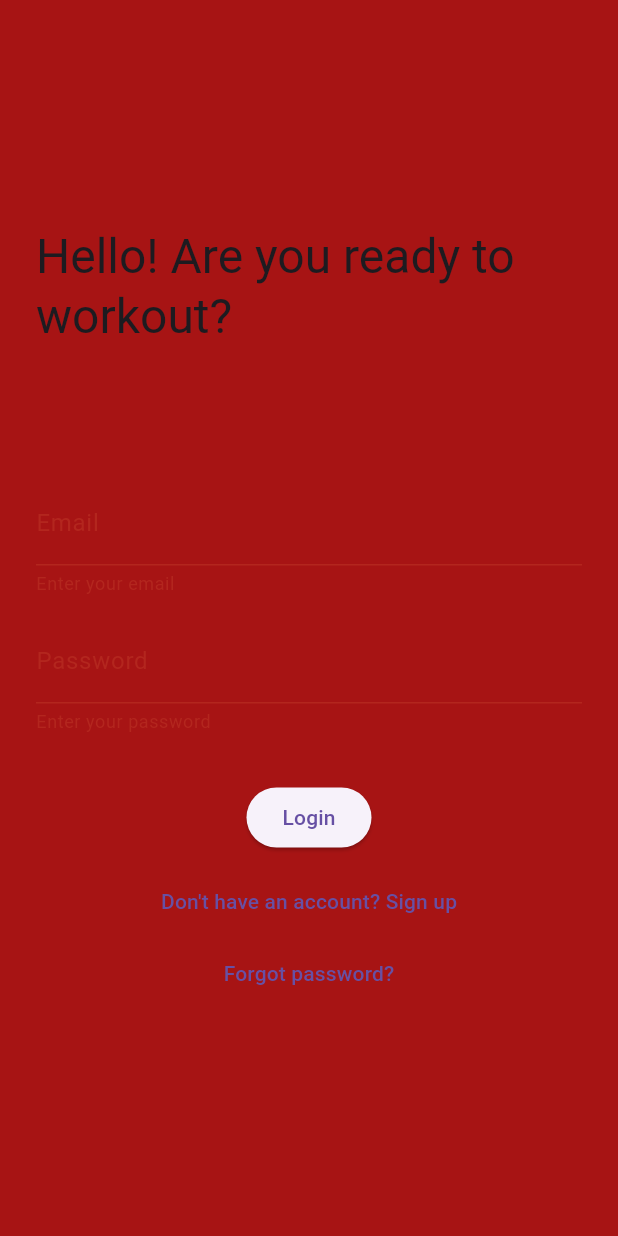
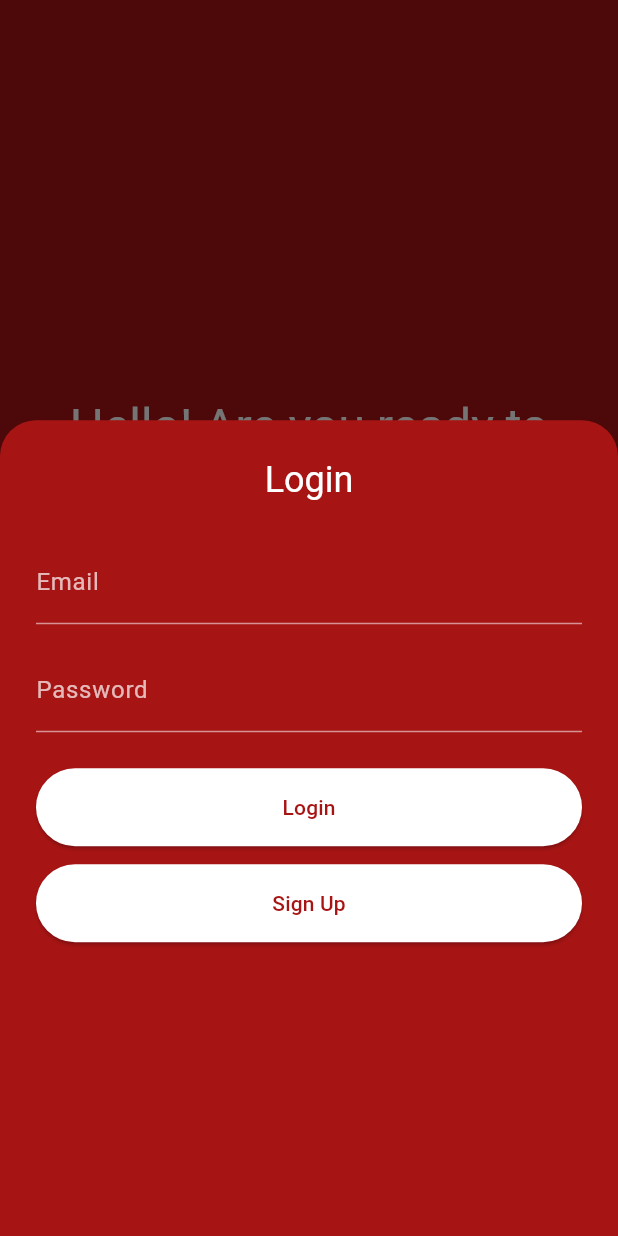
Before and after one commit to Diana-M0407/fitness_app, a Flutter app: the screen it shows after launch, after a tap on "Login", on a phone screen of 412 x 824 dp. Run offline on Flutter 3.47's test engine with Material 3 defaults, Android fonts, the phone set to English and light mode, and no system bars; our stand-ins replace cloud_firestore, firebase_auth, firebase_core, flutter_svg, shared_preferences; accounts and stored records are empty.

Commit message:
changed main page color scheme; Uses DraggableScrollSheet inside showModalBoomSheet popup for login feature; Bootom layout: both login and Sign Up in a single column instead of row.

```diff
--- a/lib/pages/login_page.dart
+++ b/lib/pages/login_page.dart
@@ -71,15 +71,12 @@
 import 'package:firebase_auth/firebase_auth.dart';
 import 'package:flutter/material.dart';
 import 'package:fitnessapp/pages/navigator_page.dart';
-
-import 'package:shared_preferences/shared_preferences.dart';
 import 'package:fitnessapp/pages/signup_page.dart';
 import 'package:fitnessapp/pages/reset_password_page.dart';
-
+import 'package:shared_preferences/shared_preferences.dart';
 
 class LoginPage extends StatefulWidget {
   final FirebaseAuth auth;
-
   LoginPage({super.key, FirebaseAuth? auth})
       : auth = auth ?? FirebaseAuth.instance;
 
@@ -88,115 +85,228 @@ class LoginPage extends StatefulWidget {
 }
 
 class _LoginPageState extends State<LoginPage> {
-  final _formKey = GlobalKey<FormState>();
-  String _email = '';
-  String _password = '';
-  String _error = '';
-  bool _isLoading = false;
+  // helper for the 2/3-height bottom sheet:
+  void _showLoginSheet() {
+    final sheetKey = GlobalKey<FormState>();
+    String email = '', password = '';
+    String error = '';
+    bool isLoading = false;
 
-  Future<void> _login() async {
-    if (!_formKey.currentState!.validate()) return;
-    _formKey.currentState!.save();
+    showModalBottomSheet(
+      context: context,
+      isScrollControlled: true,
+      backgroundColor: Colors.transparent, // so we can round corners
+      builder: (_) => DraggableScrollableSheet(
+        expand: false,
+        initialChildSize: 0.66,
+        minChildSize: 0.5,
+        maxChildSize: 0.9,
+        builder: (context, scrollCtrl) {
+          return Container(
+            padding: const EdgeInsets.all(24),
+            decoration: const BoxDecoration(
+              color: Color(0xFFA71414), // your red
+              borderRadius: BorderRadius.vertical(top: Radius.circular(24)),
+            ),
+            child: SingleChildScrollView(
+              controller: scrollCtrl,
+              child: Form(
+                key: sheetKey,
+                child: Column(
+                  crossAxisAlignment: CrossAxisAlignment.stretch,
+                  children: [
+                    Text(
+                      'Login',
+                      style: Theme.of(context)
+                          .textTheme
+                          .headlineSmall
+                          !.copyWith(color: Colors.white),
+                      textAlign: TextAlign.center,
+                    ),
+                    const SizedBox(height: 24),
+                    TextFormField(
+                      decoration: const InputDecoration(
+                        labelText: 'Email',
+                        labelStyle: TextStyle(color: Colors.white70),
+                        enabledBorder: UnderlineInputBorder(
+                          borderSide: BorderSide(color: Colors.white54),
+                        ),
+                      ),
+                      style: const TextStyle(color: Colors.white),
+                      keyboardType: TextInputType.emailAddress,
+                      validator: (v) =>
+                          v!.isEmpty ? 'Enter your email' : null,
+                      onSaved: (v) => email = v!.trim(),
+                    ),
+                    const SizedBox(height: 16),
+                    TextFormField(
+                      decoration: const InputDecoration(
+                        labelText: 'Password',
+                        labelStyle: TextStyle(color: Colors.white70),
+                        enabledBorder: UnderlineInputBorder(
+                          borderSide: BorderSide(color: Colors.white54),
+                        ),
+                      ),
+                      style: const TextStyle(color: Colors.white),
+                      obscureText: true,
+                      validator: (v) =>
+                          v!.isEmpty ? 'Enter your password' : null,
+                      onSaved: (v) => password = v!.trim(),
+                    ),
+                    if (error.isNotEmpty) ...[
+                      const SizedBox(height: 12),
+                      Text(error,
+                          style: const TextStyle(color: Colors.yellowAccent)),
+                    ],
+                    const SizedBox(height: 24),
 
-    setState(() {
-      _isLoading = true;
-      _error = '';
-    });
-
+                    // — Elevated buttons in a COLUMN —
+                    ElevatedButton(
+                      style: ElevatedButton.styleFrom(
+                        backgroundColor: Colors.white,
+                        foregroundColor: Color(0xFFA71414),
+                        padding: const EdgeInsets.symmetric(vertical: 16),
+                      ),
+                      onPressed: isLoading
+                          ? null
+                          : () async {
+                              if (!sheetKey.currentState!.validate()) return;
+                              sheetKey.currentState!.save();
+                              setState(() => isLoading = true);
                               try {
                                 await widget.auth.signInWithEmailAndPassword(
-        email: _email,
-        password: _password,
+                                  email: email,
+                                  password: password,
                                 );
-
-      // Save login state
-      final prefs = await SharedPreferences.getInstance();
+                                final prefs =
+                                    await SharedPreferences.getInstance();
                                 await prefs.setBool('isLoggedIn', true);
-
-      final displayName = prefs.getString('displayName') ?? 'User'; // fetch saved name
-
+                                final displayName = prefs
+                                        .getString('displayName') ??
+                                    'User';
                                 if (!mounted) return;
-        // Navigate to the main page on successful login
+                                Navigator.pop(context); // close sheet
                                 Navigator.pushReplacement(
                                   context,
-          MaterialPageRoute(builder: (_) => NavigatorPage(name: displayName)),
+                                  MaterialPageRoute(
+                                    builder: (_) =>
+                                        NavigatorPage(name: displayName),
+                                  ),
                                 );
                               } on FirebaseAuthException catch (e) {
-      setState(() {
-        _error = e.message ?? 'Login failed';
-      });
-    } catch (e) {
-      setState(() {
-        _error = 'Unexpected error occurred';
-      });
+                                setState(() =>
+                                    error = e.message ?? 'Login failed');
+                              } catch (_) {
+                                setState(
+                                    () => error = 'Unexpected error occurred');
                               } finally {
-      setState(() => _isLoading = false);
+                                setState(() => isLoading = false);
                               }
+                            },
+                      child: isLoading
+                          ? const SizedBox(
+                              height: 20,
+                              width: 20,
+                              child: CircularProgressIndicator(
+                                strokeWidth: 2,
+                                color: Color(0xFFA71414),
+                              ),
+                            )
+                          : const Text('Login'),
+                    ),
+
+                    const SizedBox(height: 12),
+                    ElevatedButton(
+                      style: ElevatedButton.styleFrom(
+                        backgroundColor: Colors.white,
+                        foregroundColor: Color(0xFFA71414),
+                        padding: const EdgeInsets.symmetric(vertical: 16),
+                      ),
+                      onPressed: () {
+                        Navigator.pop(context); // close sheet
+                        Navigator.push(
+                          context,
+                          MaterialPageRoute(
+                              builder: (_) => const SignUpPage()),
+                        );
+                      },
+                      child: const Text('Sign Up'),
+                    ),
+                  ],
+                ),
+              ),
+            ),
+          );
+        },
+      ),
+    );
   }
 
   @override
   Widget build(BuildContext context) {
     return Scaffold(
-      backgroundColor: const Color.fromARGB(255, 167, 20, 20),
-      body: Center(
+      backgroundColor: const Color(0xFFA71414),
+      body: SafeArea(
         child: Padding(
           padding: const EdgeInsets.all(24.0),
-          child: Form(
-            key: _formKey,
-            child: SingleChildScrollView(
           child: Column(
-                mainAxisSize: MainAxisSize.min,
+            // spaceBetween pushes Forgot Password link to bottom
+            mainAxisAlignment: MainAxisAlignment.spaceBetween,
             children: [
-                  Text("Hello! Are you ready to workout?", style: Theme.of(context).textTheme.headlineLarge),
-                  const SizedBox(height: 90),
-                  TextFormField(
-                    decoration: const InputDecoration(labelText: 'Email'),
-                    keyboardType: TextInputType.emailAddress,
-                    validator: (value) => value!.isEmpty ? 'Enter your email' : null,
-                    onSaved: (value) => _email = value!.trim(),
+              const SizedBox(), // spacer at top
+              Column(
+                crossAxisAlignment: CrossAxisAlignment.stretch,
+                children: [
+                  Text(
+                    "Hello! Are you ready to workout?",
+                    style: Theme.of(context)
+                        .textTheme
+                        .headlineLarge
+                        !.copyWith(color: Colors.white),
+                    textAlign: TextAlign.center,
+                  ),
+                  const SizedBox(height: 48),
+                  // now in a column!
+                  ElevatedButton(
+                    style: ElevatedButton.styleFrom(
+                      backgroundColor: Colors.white,
+                      foregroundColor: Color(0xFFA71414),
+                      padding: const EdgeInsets.symmetric(vertical: 16),
+                    ),
+                    onPressed: _showLoginSheet,
+                    child: const Text('Login'),
                   ),
                   const SizedBox(height: 16),
-                  TextFormField(
-                    decoration: const InputDecoration(labelText: 'Password'),
-                    obscureText: true,
-                    validator: (value) => value!.isEmpty ? 'Enter your password' : null,
-                    onSaved: (value) => _password = value!.trim(),
+                  ElevatedButton(
+                    style: ElevatedButton.styleFrom(
+                      backgroundColor: Colors.white,
+                      foregroundColor: Color(0xFFA71414),
+                      padding: const EdgeInsets.symmetric(vertical: 16),
                     ),
-                  const SizedBox(height: 32),
-                  if (_error.isNotEmpty)
-                    Text(_error, style: const TextStyle(color: Colors.red)),
-                  if (_isLoading)
-                    const CircularProgressIndicator()
-                  else
-                    ElevatedButton(
-                      onPressed: _login,
-                      child: const Text('Login'),
-                    ),
-                    const SizedBox(height: 8),
-                    TextButton(
-                      onPressed: () {
-                        Navigator.push(context,
-                          MaterialPageRoute(builder: (_) => const SignUpPage())
-                          );
-                          ElevatedButton(
-                      onPressed: _login,
-                      child: const Text('Sing Up'),
-                    );
-
+                    onPressed: () =>
+                        Navigator.push(context, MaterialPageRoute(
+                      builder: (_) {
+                        return const SignUpPage();
                       },
-                    child: Text( selectionColor:  Color(0x00000005), "Don't have an account? Sign up",),
-                    ),
-                    TextButton(
-                      onPressed: () {
-                        Navigator.push(context,
-                        MaterialPageRoute(builder: (_) => const ResetPasswordPage())
-                        );
-                      },
-                      child: const Text("Forgot password?"),
+                    )),
+                    child: const Text('Sign Up'),
                   ),
                 ],
               ),
+
+              // — Forgot Password at bottom —
+              TextButton(
+                onPressed: () => Navigator.push(
+                  context,
+                  MaterialPageRoute(
+                      builder: (_) => const ResetPasswordPage()),
                 ),
+                child: const Text(
+                  "Forgot password?",
+                  style: TextStyle(color: Colors.white70),
+                ),
+              ),
+            ],
           ),
         ),
       ),
```
Lines whose indentation alone changed are shown as unchanged.
